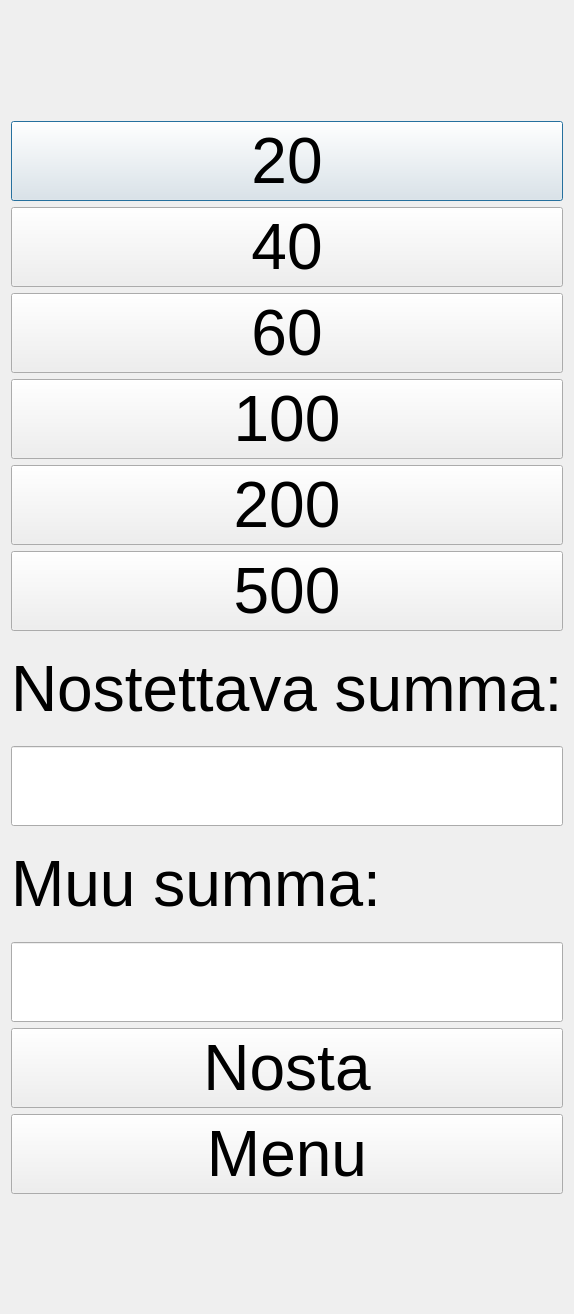
Before: the Qt Designer form bankautomat/nosto.ui in tvt21kmo-bank-project/group_3, drawn with Qt 5.
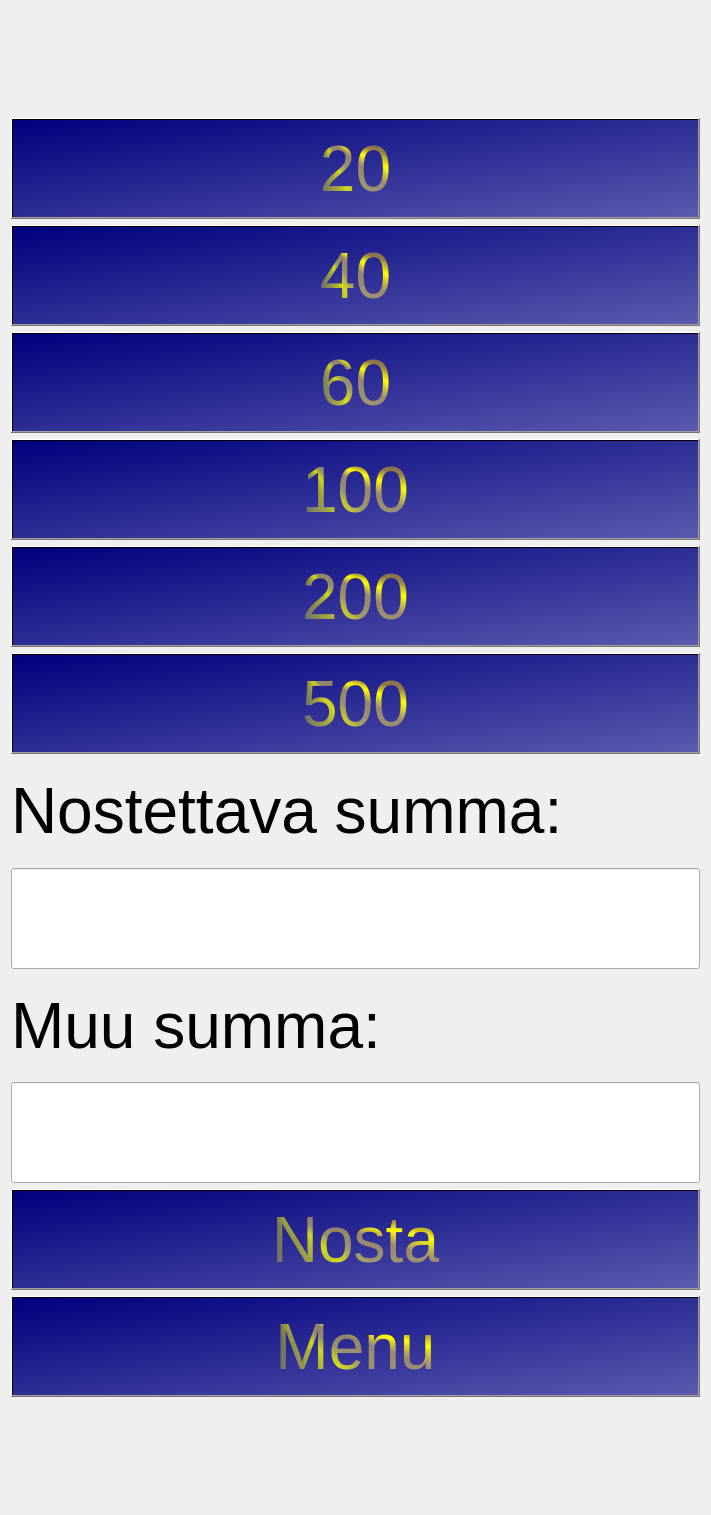
After: the same form once the commit is applied.

```diff
--- a/bankautomat/nosto.ui
+++ b/bankautomat/nosto.ui
@@ -6,8 +6,8 @@
    <rect>
     <x>0</x>
     <y>0</y>
-    <width>572</width>
-    <height>1314</height>
+    <width>711</width>
+    <height>1515</height>
    </rect>
   </property>
   <property name="windowTitle">
@@ -28,57 +28,20 @@
    </item>
    <item>
     <widget class="QPushButton" name="btn20">
+     <property name="sizePolicy">
+      <sizepolicy hsizetype="Preferred" vsizetype="Preferred">
+       <horstretch>0</horstretch>
+       <verstretch>0</verstretch>
+      </sizepolicy>
+     </property>
      <property name="font">
       <font>
        <pointsize>48</pointsize>
       </font>
      </property>
      <property name="styleSheet">
-      <string notr="true">QPushButton {
-
-  background-color:  #C0C0C0;
-    border-style: outset;
-    border-width: 2px;
-    border-radius: 10px;
-    border-color: beige;
-    min-width: 10em;
-    padding: 6px;
-	color: black;
-}♣
-
-QPushButton:pressed {
-
-  background-color:  #808080;
-    border-style: outset;
-    border-width: 2px;
-    border-radius: 10px;
-    border-color: beige;
-    min-width: 10em;
-    padding: 6px;
-	color: black;
-}♣QPushButton {
-
-  background-color:  #C0C0C0;
-    border-style: outset;
-    border-width: 2px;
-    border-radius: 10px;
-    border-color: beige;
-    min-width: 10em;
-    padding: 6px;
-	color: black;
-}♣
-
-QPushButton:pressed {
-
-  background-color:  #808080;
-    border-style: outset;
-    border-width: 2px;
-    border-radius: 10px;
-    border-color: beige;
-    min-width: 10em;
-    padding: 6px;
-	color: black;
-}♣</string>
+      <string notr="true">background-color: qlineargradient(spread:pad, x1:0, y1:0, x2:1, y2:1, stop:0 rgba(0, 0, 125, 255), stop:1 rgba(90, 90, 175, 255));
+color: qconicalgradient(cx:0, cy:0, angle:135, stop:0 rgba(255, 255, 0, 69), stop:0.375 rgba(255, 255, 0, 69), stop:0.423533 rgba(251, 255, 0, 145), stop:0.45 rgba(247, 255, 0, 208), stop:0.477581 rgba(255, 244, 71, 130), stop:0.518717 rgba(255, 218, 71, 130), stop:0.55 rgba(255, 255, 0, 255), stop:0.57754 rgba(255, 203, 0, 130), stop:0.625 rgba(255, 255, 0, 69), stop:1 rgba(255, 255, 0, 69));</string>
      </property>
      <property name="text">
       <string>20</string>
@@ -99,57 +62,20 @@
    </item>
    <item>
     <widget class="QPushButton" name="btn40">
+     <property name="sizePolicy">
+      <sizepolicy hsizetype="Preferred" vsizetype="Preferred">
+       <horstretch>0</horstretch>
+       <verstretch>0</verstretch>
+      </sizepolicy>
+     </property>
      <property name="font">
       <font>
        <pointsize>48</pointsize>
       </font>
      </property>
      <property name="styleSheet">
-      <string notr="true">QPushButton {
-
-  background-color:  #C0C0C0;
-    border-style: outset;
-    border-width: 2px;
-    border-radius: 10px;
-    border-color: beige;
-    min-width: 10em;
-    padding: 6px;
-	color: black;
-}♣
-
-QPushButton:pressed {
-
-  background-color:  #808080;
-    border-style: outset;
-    border-width: 2px;
-    border-radius: 10px;
-    border-color: beige;
-    min-width: 10em;
-    padding: 6px;
-	color: black;
-}♣QPushButton {
-
-  background-color:  #C0C0C0;
-    border-style: outset;
-    border-width: 2px;
-    border-radius: 10px;
-    border-color: beige;
-    min-width: 10em;
-    padding: 6px;
-	color: black;
-}♣
-
-QPushButton:pressed {
-
-  background-color:  #808080;
-    border-style: outset;
-    border-width: 2px;
-    border-radius: 10px;
-    border-color: beige;
-    min-width: 10em;
-    padding: 6px;
-	color: black;
-}♣</string>
+      <string notr="true">background-color: qlineargradient(spread:pad, x1:0, y1:0, x2:1, y2:1, stop:0 rgba(0, 0, 125, 255), stop:1 rgba(90, 90, 175, 255));
+color: qconicalgradient(cx:0, cy:0, angle:135, stop:0 rgba(255, 255, 0, 69), stop:0.375 rgba(255, 255, 0, 69), stop:0.423533 rgba(251, 255, 0, 145), stop:0.45 rgba(247, 255, 0, 208), stop:0.477581 rgba(255, 244, 71, 130), stop:0.518717 rgba(255, 218, 71, 130), stop:0.55 rgba(255, 255, 0, 255), stop:0.57754 rgba(255, 203, 0, 130), stop:0.625 rgba(255, 255, 0, 69), stop:1 rgba(255, 255, 0, 69));</string>
      </property>
      <property name="text">
       <string>40</string>
@@ -158,57 +84,20 @@
    </item>
    <item>
     <widget class="QPushButton" name="btn60">
+     <property name="sizePolicy">
+      <sizepolicy hsizetype="Preferred" vsizetype="Preferred">
+       <horstretch>0</horstretch>
+       <verstretch>0</verstretch>
+      </sizepolicy>
+     </property>
      <property name="font">
       <font>
        <pointsize>48</pointsize>
       </font>
      </property>
      <property name="styleSheet">
-      <string notr="true">QPushButton {
-
-  background-color:  #C0C0C0;
-    border-style: outset;
-    border-width: 2px;
-    border-radius: 10px;
-    border-color: beige;
-    min-width: 10em;
-    padding: 6px;
-	color: black;
-}♣
-
-QPushButton:pressed {
-
-  background-color:  #808080;
-    border-style: outset;
-    border-width: 2px;
-    border-radius: 10px;
-    border-color: beige;
-    min-width: 10em;
-    padding: 6px;
-	color: black;
-}♣QPushButton {
-
-  background-color:  #C0C0C0;
-    border-style: outset;
-    border-width: 2px;
-    border-radius: 10px;
-    border-color: beige;
-    min-width: 10em;
-    padding: 6px;
-	color: black;
-}♣
-
-QPushButton:pressed {
-
-  background-color:  #808080;
-    border-style: outset;
-    border-width: 2px;
-    border-radius: 10px;
-    border-color: beige;
-    min-width: 10em;
-    padding: 6px;
-	color: black;
-}♣</string>
+      <string notr="true">background-color: qlineargradient(spread:pad, x1:0, y1:0, x2:1, y2:1, stop:0 rgba(0, 0, 125, 255), stop:1 rgba(90, 90, 175, 255));
+color: qconicalgradient(cx:0, cy:0, angle:135, stop:0 rgba(255, 255, 0, 69), stop:0.375 rgba(255, 255, 0, 69), stop:0.423533 rgba(251, 255, 0, 145), stop:0.45 rgba(247, 255, 0, 208), stop:0.477581 rgba(255, 244, 71, 130), stop:0.518717 rgba(255, 218, 71, 130), stop:0.55 rgba(255, 255, 0, 255), stop:0.57754 rgba(255, 203, 0, 130), stop:0.625 rgba(255, 255, 0, 69), stop:1 rgba(255, 255, 0, 69));</string>
      </property>
      <property name="text">
       <string>60</string>
@@ -217,57 +106,20 @@
    </item>
    <item>
     <widget class="QPushButton" name="btn100">
+     <property name="sizePolicy">
+      <sizepolicy hsizetype="Preferred" vsizetype="Preferred">
+       <horstretch>0</horstretch>
+       <verstretch>0</verstretch>
+      </sizepolicy>
+     </property>
      <property name="font">
       <font>
        <pointsize>48</pointsize>
       </font>
      </property>
      <property name="styleSheet">
-      <string notr="true">QPushButton {
-
-  background-color:  #C0C0C0;
-    border-style: outset;
-    border-width: 2px;
-    border-radius: 10px;
-    border-color: beige;
-    min-width: 10em;
-    padding: 6px;
-	color: black;
-}♣
-
-QPushButton:pressed {
-
-  background-color:  #808080;
-    border-style: outset;
-    border-width: 2px;
-    border-radius: 10px;
-    border-color: beige;
-    min-width: 10em;
-    padding: 6px;
-	color: black;
-}♣QPushButton {
-
-  background-color:  #C0C0C0;
-    border-style: outset;
-    border-width: 2px;
-    border-radius: 10px;
-    border-color: beige;
-    min-width: 10em;
-    padding: 6px;
-	color: black;
-}♣
-
-QPushButton:pressed {
-
-  background-color:  #808080;
-    border-style: outset;
-    border-width: 2px;
-    border-radius: 10px;
-    border-color: beige;
-    min-width: 10em;
-    padding: 6px;
-	color: black;
-}♣</string>
+      <string notr="true">background-color: qlineargradient(spread:pad, x1:0, y1:0, x2:1, y2:1, stop:0 rgba(0, 0, 125, 255), stop:1 rgba(90, 90, 175, 255));
+color: qconicalgradient(cx:0, cy:0, angle:135, stop:0 rgba(255, 255, 0, 69), stop:0.375 rgba(255, 255, 0, 69), stop:0.423533 rgba(251, 255, 0, 145), stop:0.45 rgba(247, 255, 0, 208), stop:0.477581 rgba(255, 244, 71, 130), stop:0.518717 rgba(255, 218, 71, 130), stop:0.55 rgba(255, 255, 0, 255), stop:0.57754 rgba(255, 203, 0, 130), stop:0.625 rgba(255, 255, 0, 69), stop:1 rgba(255, 255, 0, 69));</string>
      </property>
      <property name="text">
       <string>100</string>
@@ -276,57 +128,20 @@
    </item>
    <item>
     <widget class="QPushButton" name="btn200">
+     <property name="sizePolicy">
+      <sizepolicy hsizetype="Preferred" vsizetype="Preferred">
+       <horstretch>0</horstretch>
+       <verstretch>0</verstretch>
+      </sizepolicy>
+     </property>
      <property name="font">
       <font>
        <pointsize>48</pointsize>
       </font>
      </property>
      <property name="styleSheet">
-      <string notr="true">QPushButton {
-
-  background-color:  #C0C0C0;
-    border-style: outset;
-    border-width: 2px;
-    border-radius: 10px;
-    border-color: beige;
-    min-width: 10em;
-    padding: 6px;
-	color: black;
-}♣
-
-QPushButton:pressed {
-
-  background-color:  #808080;
-    border-style: outset;
-    border-width: 2px;
-    border-radius: 10px;
-    border-color: beige;
-    min-width: 10em;
-    padding: 6px;
-	color: black;
-}♣QPushButton {
-
-  background-color:  #C0C0C0;
-    border-style: outset;
-    border-width: 2px;
-    border-radius: 10px;
-    border-color: beige;
-    min-width: 10em;
-    padding: 6px;
-	color: black;
-}♣
-
-QPushButton:pressed {
-
-  background-color:  #808080;
-    border-style: outset;
-    border-width: 2px;
-    border-radius: 10px;
-    border-color: beige;
-    min-width: 10em;
-    padding: 6px;
-	color: black;
-}♣</string>
+      <string notr="true">background-color: qlineargradient(spread:pad, x1:0, y1:0, x2:1, y2:1, stop:0 rgba(0, 0, 125, 255), stop:1 rgba(90, 90, 175, 255));
+color: qconicalgradient(cx:0, cy:0, angle:135, stop:0 rgba(255, 255, 0, 69), stop:0.375 rgba(255, 255, 0, 69), stop:0.423533 rgba(251, 255, 0, 145), stop:0.45 rgba(247, 255, 0, 208), stop:0.477581 rgba(255, 244, 71, 130), stop:0.518717 rgba(255, 218, 71, 130), stop:0.55 rgba(255, 255, 0, 255), stop:0.57754 rgba(255, 203, 0, 130), stop:0.625 rgba(255, 255, 0, 69), stop:1 rgba(255, 255, 0, 69));</string>
      </property>
      <property name="text">
       <string>200</string>
@@ -335,57 +150,20 @@
    </item>
    <item>
     <widget class="QPushButton" name="btn500">
+     <property name="sizePolicy">
+      <sizepolicy hsizetype="Preferred" vsizetype="Preferred">
+       <horstretch>0</horstretch>
+       <verstretch>0</verstretch>
+      </sizepolicy>
+     </property>
      <property name="font">
       <font>
        <pointsize>48</pointsize>
       </font>
      </property>
      <property name="styleSheet">
-      <string notr="true">QPushButton {
-
-  background-color:  #C0C0C0;
-    border-style: outset;
-    border-width: 2px;
-    border-radius: 10px;
-    border-color: beige;
-    min-width: 10em;
-    padding: 6px;
-	color: black;
-}♣
-
-QPushButton:pressed {
-
-  background-color:  #808080;
-    border-style: outset;
-    border-width: 2px;
-    border-radius: 10px;
-    border-color: beige;
-    min-width: 10em;
-    padding: 6px;
-	color: black;
-}♣QPushButton {
-
-  background-color:  #C0C0C0;
-    border-style: outset;
-    border-width: 2px;
-    border-radius: 10px;
-    border-color: beige;
-    min-width: 10em;
-    padding: 6px;
-	color: black;
-}♣
-
-QPushButton:pressed {
-
-  background-color:  #808080;
-    border-style: outset;
-    border-width: 2px;
-    border-radius: 10px;
-    border-color: beige;
-    min-width: 10em;
-    padding: 6px;
-	color: black;
-}♣</string>
+      <string notr="true">background-color: qlineargradient(spread:pad, x1:0, y1:0, x2:1, y2:1, stop:0 rgba(0, 0, 125, 255), stop:1 rgba(90, 90, 175, 255));
+color: qconicalgradient(cx:0, cy:0, angle:135, stop:0 rgba(255, 255, 0, 69), stop:0.375 rgba(255, 255, 0, 69), stop:0.423533 rgba(251, 255, 0, 145), stop:0.45 rgba(247, 255, 0, 208), stop:0.477581 rgba(255, 244, 71, 130), stop:0.518717 rgba(255, 218, 71, 130), stop:0.55 rgba(255, 255, 0, 255), stop:0.57754 rgba(255, 203, 0, 130), stop:0.625 rgba(255, 255, 0, 69), stop:1 rgba(255, 255, 0, 69));</string>
      </property>
      <property name="text">
       <string>500</string>
@@ -399,6 +177,9 @@
        <pointsize>48</pointsize>
       </font>
      </property>
+     <property name="styleSheet">
+      <string notr="true">color: qconicalgradient(cx:0.5, cy:0.5, angle:0, stop:0 rgba(35, 40, 3, 255), stop:0.16 rgba(136, 106, 22, 255), stop:0.225 rgba(166, 140, 41, 255), stop:0.285 rgba(204, 181, 74, 255), stop:0.345 rgba(235, 219, 102, 255), stop:0.415 rgba(245, 236, 112, 255), stop:0.52 rgba(209, 190, 76, 255), stop:0.57 rgba(187, 156, 51, 255), stop:0.635 rgba(168, 142, 42, 255), stop:0.695 rgba(202, 174, 68, 255), stop:0.75 rgba(218, 202, 86, 255), stop:0.815 rgba(208, 187, 73, 255), stop:0.88 rgba(187, 156, 51, 255), stop:0.935 rgba(137, 108, 26, 255), stop:1 rgba(35, 40, 3, 255));</string>
+     </property>
      <property name="text">
       <string>Nostettava summa:</string>
      </property>
@@ -406,6 +187,12 @@
    </item>
    <item>
     <widget class="QLineEdit" name="Debitdisplay">
+     <property name="sizePolicy">
+      <sizepolicy hsizetype="Preferred" vsizetype="Preferred">
+       <horstretch>0</horstretch>
+       <verstretch>0</verstretch>
+      </sizepolicy>
+     </property>
      <property name="font">
       <font>
        <pointsize>48</pointsize>
@@ -423,6 +210,9 @@
        <pointsize>48</pointsize>
       </font>
      </property>
+     <property name="styleSheet">
+      <string notr="true">color: qconicalgradient(cx:0.5, cy:0.5, angle:0, stop:0 rgba(35, 40, 3, 255), stop:0.16 rgba(136, 106, 22, 255), stop:0.225 rgba(166, 140, 41, 255), stop:0.285 rgba(204, 181, 74, 255), stop:0.345 rgba(235, 219, 102, 255), stop:0.415 rgba(245, 236, 112, 255), stop:0.52 rgba(209, 190, 76, 255), stop:0.57 rgba(187, 156, 51, 255), stop:0.635 rgba(168, 142, 42, 255), stop:0.695 rgba(202, 174, 68, 255), stop:0.75 rgba(218, 202, 86, 255), stop:0.815 rgba(208, 187, 73, 255), stop:0.88 rgba(187, 156, 51, 255), stop:0.935 rgba(137, 108, 26, 255), stop:1 rgba(35, 40, 3, 255));</string>
+     </property>
      <property name="text">
       <string>Muu summa:</string>
      </property>
@@ -430,6 +220,12 @@
    </item>
    <item>
     <widget class="QLineEdit" name="muuSumma">
+     <property name="sizePolicy">
+      <sizepolicy hsizetype="Preferred" vsizetype="Preferred">
+       <horstretch>0</horstretch>
+       <verstretch>0</verstretch>
+      </sizepolicy>
+     </property>
      <property name="font">
       <font>
        <pointsize>48</pointsize>
@@ -439,57 +235,20 @@
    </item>
    <item>
     <widget class="QPushButton" name="btnNosta">
+     <property name="sizePolicy">
+      <sizepolicy hsizetype="Preferred" vsizetype="Preferred">
+       <horstretch>0</horstretch>
+       <verstretch>0</verstretch>
+      </sizepolicy>
+     </property>
      <property name="font">
       <font>
        <pointsize>48</pointsize>
       </font>
      </property>
      <property name="styleSheet">
-      <string notr="true">QPushButton {
-
-  background-color:  #C0C0C0;
-    border-style: outset;
-    border-width: 2px;
-    border-radius: 10px;
-    border-color: beige;
-    min-width: 10em;
-    padding: 6px;
-	color: black;
-}♣
-
-QPushButton:pressed {
-
-  background-color:  #808080;
-    border-style: outset;
-    border-width: 2px;
-    border-radius: 10px;
-    border-color: beige;
-    min-width: 10em;
-    padding: 6px;
-	color: black;
-}♣QPushButton {
-
-  background-color:  #C0C0C0;
-    border-style: outset;
-    border-width: 2px;
-    border-radius: 10px;
-    border-color: beige;
-    min-width: 10em;
-    padding: 6px;
-	color: black;
-}♣
-
-QPushButton:pressed {
-
-  background-color:  #808080;
-    border-style: outset;
-    border-width: 2px;
-    border-radius: 10px;
-    border-color: beige;
-    min-width: 10em;
-    padding: 6px;
-	color: black;
-}♣</string>
+      <string notr="true">background-color: qlineargradient(spread:pad, x1:0, y1:0, x2:1, y2:1, stop:0 rgba(0, 0, 125, 255), stop:1 rgba(90, 90, 175, 255));
+color: qconicalgradient(cx:0, cy:0, angle:135, stop:0 rgba(255, 255, 0, 69), stop:0.375 rgba(255, 255, 0, 69), stop:0.423533 rgba(251, 255, 0, 145), stop:0.45 rgba(247, 255, 0, 208), stop:0.477581 rgba(255, 244, 71, 130), stop:0.518717 rgba(255, 218, 71, 130), stop:0.55 rgba(255, 255, 0, 255), stop:0.57754 rgba(255, 203, 0, 130), stop:0.625 rgba(255, 255, 0, 69), stop:1 rgba(255, 255, 0, 69));</string>
      </property>
      <property name="text">
       <string>Nosta</string>
@@ -498,57 +257,20 @@
    </item>
    <item>
     <widget class="QPushButton" name="btnMenu">
+     <property name="sizePolicy">
+      <sizepolicy hsizetype="Preferred" vsizetype="Preferred">
+       <horstretch>0</horstretch>
+       <verstretch>0</verstretch>
+      </sizepolicy>
+     </property>
      <property name="font">
       <font>
        <pointsize>48</pointsize>
       </font>
      </property>
      <property name="styleSheet">
-      <string notr="true">QPushButton {
-
-  background-color:  #C0C0C0;
-    border-style: outset;
-    border-width: 2px;
-    border-radius: 10px;
-    border-color: beige;
-    min-width: 10em;
-    padding: 6px;
-	color: black;
-}♣
-
-QPushButton:pressed {
-
-  background-color:  #808080;
-    border-style: outset;
-    border-width: 2px;
-    border-radius: 10px;
-    border-color: beige;
-    min-width: 10em;
-    padding: 6px;
-	color: black;
-}♣QPushButton {
-
-  background-color:  #C0C0C0;
-    border-style: outset;
-    border-width: 2px;
-    border-radius: 10px;
-    border-color: beige;
-    min-width: 10em;
-    padding: 6px;
-	color: black;
-}♣
-
-QPushButton:pressed {
-
-  background-color:  #808080;
-    border-style: outset;
-    border-width: 2px;
-    border-radius: 10px;
-    border-color: beige;
-    min-width: 10em;
-    padding: 6px;
-	color: black;
-}♣</string>
+      <string notr="true">background-color: qlineargradient(spread:pad, x1:0, y1:0, x2:1, y2:1, stop:0 rgba(0, 0, 125, 255), stop:1 rgba(90, 90, 175, 255));
+color: qconicalgradient(cx:0, cy:0, angle:135, stop:0 rgba(255, 255, 0, 69), stop:0.375 rgba(255, 255, 0, 69), stop:0.423533 rgba(251, 255, 0, 145), stop:0.45 rgba(247, 255, 0, 208), stop:0.477581 rgba(255, 244, 71, 130), stop:0.518717 rgba(255, 218, 71, 130), stop:0.55 rgba(255, 255, 0, 255), stop:0.57754 rgba(255, 203, 0, 130), stop:0.625 rgba(255, 255, 0, 69), stop:1 rgba(255, 255, 0, 69));</string>
      </property>
      <property name="text">
       <string>Menu</string>
```
